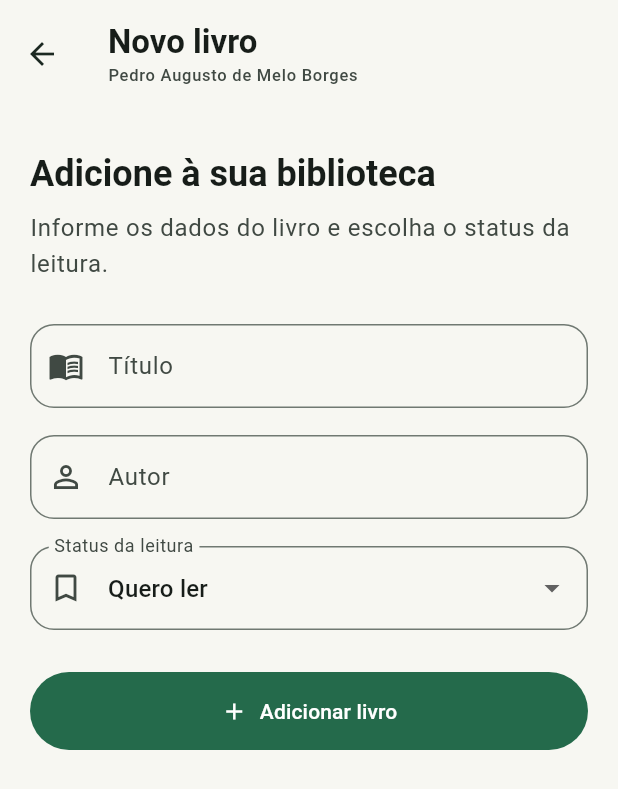
After one commit to pedroAugustoBorges/leituras-organizaco-isw012, a Flutter app: the screen it shows after launch, after a tap on "Adicionar livro", on a phone screen of 412 x 824 dp. The commit adds this screen. Shown: the top 789 px of the screen. Run offline on Flutter 3.47's test engine with Material 3 defaults, Android fonts, the phone set to English and light mode, and no system bars.

Commit message:
feat: adiciona cadastro e status de leitura

```diff
--- /dev/null
+++ b/lib/models/livro.dart
@@ -0,0 +1,23 @@
+// Integrante: Pedro Augusto de Melo Borges
+
+enum StatusLeitura {
+  queroLer('Quero ler'),
+  lendo('Lendo'),
+  concluido('Concluído');
+
+  const StatusLeitura(this.nomeExibicao);
+
+  final String nomeExibicao;
+}
+
+class Livro {
+  const Livro({
+    required this.titulo,
+    required this.autor,
+    required this.status,
+  });
+
+  final String titulo;
+  final String autor;
+  final StatusLeitura status;
+}
--- /dev/null
+++ b/lib/screens/cadastro_livro_page.dart
@@ -0,0 +1,184 @@
+// Integrante: Pedro Augusto de Melo Borges
+import 'package:flutter/material.dart';
+
+import '../models/livro.dart';
+
+class CadastroLivroPage extends StatefulWidget {
+  const CadastroLivroPage({super.key});
+
+  @override
+  State<CadastroLivroPage> createState() => _CadastroLivroPageState();
+}
+
+class _CadastroLivroPageState extends State<CadastroLivroPage> {
+  final _tituloController = TextEditingController();
+  final _autorController = TextEditingController();
+
+  StatusLeitura _statusSelecionado = StatusLeitura.queroLer;
+  String? _erroTitulo;
+  String? _erroAutor;
+
+  @override
+  void dispose() {
+    _tituloController.dispose();
+    _autorController.dispose();
+    super.dispose();
+  }
+
+  void _salvarLivro() {
+    final titulo = _tituloController.text.trim();
+    final autor = _autorController.text.trim();
+
+    setState(() {
+      _erroTitulo = titulo.isEmpty ? 'Informe o título do livro.' : null;
+      _erroAutor = autor.isEmpty ? 'Informe o autor do livro.' : null;
+    });
+
+    if (_erroTitulo != null || _erroAutor != null) {
+      return;
+    }
+
+    FocusScope.of(context).unfocus();
+    Navigator.of(context).pop(
+      Livro(
+        titulo: titulo,
+        autor: autor,
+        status: _statusSelecionado,
+      ),
+    );
+  }
+
+  InputDecoration _decoracaoCampo({
+    required String rotulo,
+    required String dica,
+    required IconData icone,
+    String? erro,
+  }) {
+    return InputDecoration(
+      labelText: rotulo,
+      hintText: dica,
+      errorText: erro,
+      prefixIcon: Icon(icone),
+      border: OutlineInputBorder(
+        borderRadius: BorderRadius.circular(16),
+      ),
+    );
+  }
+
+  @override
+  Widget build(BuildContext context) {
+    final tema = Theme.of(context);
+    final cores = tema.colorScheme;
+
+    return Scaffold(
+      appBar: AppBar(
+        title: Column(
+          crossAxisAlignment: CrossAxisAlignment.start,
+          mainAxisSize: MainAxisSize.min,
+          children: [
+            Text(
+              'Novo livro',
+              style: tema.textTheme.titleLarge?.copyWith(
+                fontWeight: FontWeight.w700,
+              ),
+            ),
+            Text(
+              'Pedro Augusto de Melo Borges',
+              style: tema.textTheme.labelSmall?.copyWith(
+                color: cores.onSurfaceVariant,
+                fontWeight: FontWeight.w500,
+              ),
+            ),
+          ],
+        ),
+      ),
+      body: SafeArea(
+        child: ListView(
+          padding: const EdgeInsets.fromLTRB(20, 28, 20, 36),
+          children: [
+            Text(
+              'Adicione à sua biblioteca',
+              style: tema.textTheme.headlineSmall?.copyWith(
+                color: cores.onSurface,
+                fontWeight: FontWeight.w700,
+              ),
+            ),
+            const SizedBox(height: 8),
+            Text(
+              'Informe os dados do livro e escolha o status da leitura.',
+              style: tema.textTheme.bodyLarge?.copyWith(
+                color: cores.onSurfaceVariant,
+              ),
+            ),
+            const SizedBox(height: 28),
+            TextField(
+              controller: _tituloController,
+              textCapitalization: TextCapitalization.sentences,
+              textInputAction: TextInputAction.next,
+              onChanged: (valor) {
+                if (_erroTitulo != null && valor.trim().isNotEmpty) {
+                  setState(() => _erroTitulo = null);
+                }
+              },
+              decoration: _decoracaoCampo(
+                rotulo: 'Título',
+                dica: 'Ex.: O pequeno príncipe',
+                icone: Icons.menu_book_outlined,
+                erro: _erroTitulo,
+              ),
+            ),
+            const SizedBox(height: 18),
+            TextField(
+              controller: _autorController,
+              textCapitalization: TextCapitalization.words,
+              textInputAction: TextInputAction.done,
+              onSubmitted: (_) => _salvarLivro(),
+              onChanged: (valor) {
+                if (_erroAutor != null && valor.trim().isNotEmpty) {
+                  setState(() => _erroAutor = null);
+                }
+              },
+              decoration: _decoracaoCampo(
+                rotulo: 'Autor',
+                dica: 'Ex.: Antoine de Saint-Exupéry',
+                icone: Icons.person_outline,
+                erro: _erroAutor,
+              ),
+            ),
+            const SizedBox(height: 18),
+            DropdownButtonFormField<StatusLeitura>(
+              value: _statusSelecionado,
+              decoration: _decoracaoCampo(
+                rotulo: 'Status da leitura',
+                dica: 'Selecione um status',
+                icone: Icons.bookmark_outline,
+              ),
+              items: StatusLeitura.values
+                  .map(
+                    (status) => DropdownMenuItem<StatusLeitura>(
+                      value: status,
+                      child: Text(status.nomeExibicao),
+                    ),
+                  )
+                  .toList(),
+              onChanged: (status) {
+                if (status != null) {
+                  setState(() => _statusSelecionado = status);
+                }
+              },
+            ),
+            const SizedBox(height: 28),
+            FilledButton.icon(
+              onPressed: _salvarLivro,
+              icon: const Icon(Icons.add),
+              label: const Text('Adicionar livro'),
+              style: FilledButton.styleFrom(
+                padding: const EdgeInsets.symmetric(vertical: 16),
+              ),
+            ),
+          ],
+        ),
+      ),
+    );
+  }
+}
--- a/lib/screens/home_page.dart
+++ b/lib/screens/home_page.dart
@@ -1,5 +1,8 @@
 // Integrante: Pedro Augusto de Melo Borges
 import 'package:flutter/material.dart';
+
+import '../models/livro.dart';
+import 'cadastro_livro_page.dart';
 
 class HomePage extends StatefulWidget {
   const HomePage({super.key});
@@ -9,7 +12,21 @@ class HomePage extends StatefulWidget {
 }
 
 class _HomePageState extends State<HomePage> {
-  final List<String> _livros = [];
+  final List<Livro> _livros = [];
+
+  Future<void> _abrirCadastro() async {
+    final livro = await Navigator.of(context).push<Livro>(
+      MaterialPageRoute<Livro>(
+        builder: (context) => const CadastroLivroPage(),
+      ),
+    );
+
+    if (!mounted || livro == null) {
+      return;
+    }
+
+    setState(() => _livros.add(livro));
+  }
 
   @override
   Widget build(BuildContext context) {
@@ -62,11 +79,65 @@ class _HomePageState extends State<HomePage> {
             const _EmptyLibraryCard()
           else
             ..._livros.map(
-              (livro) => Card(
-                child: ListTile(title: Text(livro)),
-              ),
+              (livro) => _BookCard(livro: livro),
             ),
         ],
+      ),
+      floatingActionButton: FloatingActionButton.extended(
+        onPressed: _abrirCadastro,
+        icon: const Icon(Icons.add),
+        label: const Text('Adicionar livro'),
+      ),
+    );
+  }
+}
+
+class _BookCard extends StatelessWidget {
+  const _BookCard({required this.livro});
+
+  final Livro livro;
+
+  @override
+  Widget build(BuildContext context) {
+    final cores = Theme.of(context).colorScheme;
+
+    return Card(
+      color: Colors.white,
+      elevation: 0,
+      margin: const EdgeInsets.only(bottom: 12),
+      shape: RoundedRectangleBorder(
+        borderRadius: BorderRadius.circular(20),
+        side: BorderSide(color: cores.outlineVariant),
+      ),
+      child: ListTile(
+        contentPadding: const EdgeInsets.symmetric(
+          horizontal: 18,
+          vertical: 8,
+        ),
+        leading: CircleAvatar(
+          backgroundColor: cores.primaryContainer,
+          foregroundColor: cores.onPrimaryContainer,
+          child: const Icon(Icons.menu_book_outlined),
+        ),
+        title: Text(
+          livro.titulo,
+          style: const TextStyle(fontWeight: FontWeight.w700),
+        ),
+        subtitle: Padding(
+          padding: const EdgeInsets.only(top: 6),
+          child: Column(
+            crossAxisAlignment: CrossAxisAlignment.start,
+            children: [
+              Text(livro.autor),
+              const SizedBox(height: 10),
+              Chip(
+                label: Text(livro.status.nomeExibicao),
+                visualDensity: VisualDensity.compact,
+              ),
+            ],
+          ),
+        ),
+        isThreeLine: true,
       ),
     );
   }
```
